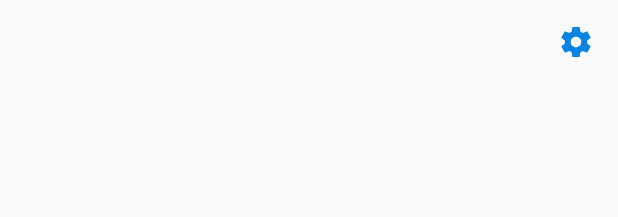
After one commit to nanaten/bustime, an Android app: the layout toolbar.xml on its own in the app's theme, with its tools: preview values and no code run, on a phone screen of 412 x 824 dp. The commit adds this screen. Shown: the top 217 px of the screen. Run offline under Robolectric (Android 15) with nearby library versions, the phone set to English and light mode, and no system bars.

Commit message:
add Toolbar

```diff
--- /dev/null
+++ b/app/src/main/res/drawable/ic_arrow_back.xml
@@ -0,0 +1,14 @@
+<!--
+  ~ Created by m.coder on 2020/1/31.
+  ~ Copyright (c) 2020. nanaten All rights reserved.
+  -->
+
+<vector xmlns:android="http://schemas.android.com/apk/res/android"
+    android:width="24dp"
+    android:height="24dp"
+    android:viewportWidth="24"
+    android:viewportHeight="24">
+    <path
+        android:pathData="M18,4L10,12L18,20L16,22L6,12L16,2L18,4Z"
+        android:fillColor="#0984E3" />
+</vector>
--- /dev/null
+++ b/app/src/main/res/drawable/ic_setting.xml
@@ -0,0 +1,14 @@
+<!--
+  ~ Created by m.coder on 2020/1/31.
+  ~ Copyright (c) 2020. nanaten All rights reserved.
+  -->
+
+<vector xmlns:android="http://schemas.android.com/apk/res/android"
+    android:width="24dp"
+    android:height="24dp"
+    android:viewportWidth="24"
+    android:viewportHeight="24">
+    <path
+        android:pathData="M19.44,12.99L19.43,13.01C19.47,12.68 19.51,12.34 19.51,12C19.51,11.66 19.48,11.34 19.44,11.01L19.45,11.03L21.89,9.11L19.46,4.89L16.59,6.05L16.6,6.06C16.08,5.66 15.51,5.32 14.89,5.06H14.9L14.44,2H9.57L9.13,5.07H9.14C8.52,5.33 7.95,5.67 7.43,6.07L7.44,6.06L4.56,4.89L2.12,9.11L4.56,11.03L4.57,11.01C4.53,11.34 4.5,11.66 4.5,12C4.5,12.34 4.53,12.68 4.58,13.01L4.57,12.99L2.47,14.64L2.14,14.9L4.57,19.1L7.45,17.95L7.43,17.91C7.96,18.32 8.53,18.66 9.16,18.92H9.13L9.58,22H14.43C14.43,22 14.46,21.82 14.49,21.58L14.87,18.93H14.86C15.48,18.67 16.06,18.33 16.59,17.92L16.57,17.96L19.45,19.11L21.88,14.91C21.88,14.91 21.74,14.79 21.55,14.65L19.44,12.99ZM12,15.5C10.07,15.5 8.5,13.93 8.5,12C8.5,10.07 10.07,8.5 12,8.5C13.93,8.5 15.5,10.07 15.5,12C15.5,13.93 13.93,15.5 12,15.5Z"
+        android:fillColor="#0984E3" />
+</vector>
--- /dev/null
+++ b/app/src/main/res/layout/toolbar.xml
@@ -0,0 +1,46 @@
+<?xml version="1.0" encoding="utf-8"?><!--
+  ~ Created by m.coder on 2020/1/31.
+  ~ Copyright (c) 2020. nanaten All rights reserved.
+  -->
+<layout>
+
+    <androidx.constraintlayout.widget.ConstraintLayout xmlns:android="http://schemas.android.com/apk/res/android"
+        xmlns:app="http://schemas.android.com/apk/res-auto"
+        xmlns:tools="http://schemas.android.com/tools"
+        android:layout_width="match_parent"
+        android:layout_height="?attr/actionBarSize"
+        android:orientation="vertical">
+
+        <ImageView
+            android:id="@+id/back"
+            android:layout_width="?attr/actionBarSize"
+            android:layout_height="?attr/actionBarSize"
+            android:padding="16dp"
+            android:src="@drawable/ic_arrow_back"
+            android:visibility="gone"
+            app:layout_constraintStart_toStartOf="parent"
+            app:layout_constraintTop_toTopOf="parent"
+            tools:ignore="ContentDescription" />
+
+        <TextView
+            android:id="@+id/title"
+            android:layout_width="wrap_content"
+            android:layout_height="wrap_content"
+            android:text=""
+            android:textSize="20sp"
+            app:layout_constraintBottom_toBottomOf="parent"
+            app:layout_constraintEnd_toEndOf="parent"
+            app:layout_constraintStart_toStartOf="parent"
+            app:layout_constraintTop_toTopOf="parent" />
+
+        <ImageView
+            android:id="@+id/setting"
+            android:layout_width="?attr/actionBarSize"
+            android:layout_height="?attr/actionBarSize"
+            android:padding="16dp"
+            android:src="@drawable/ic_setting"
+            app:layout_constraintEnd_toEndOf="parent"
+            app:layout_constraintTop_toTopOf="parent"
+            tools:ignore="ContentDescription" />
+    </androidx.constraintlayout.widget.ConstraintLayout>
+</layout>
--- a/app/src/main/res/values/strings.xml
+++ b/app/src/main/res/values/strings.xml
@@ -5,4 +5,6 @@
     <string name="hello_blank_fragment">Hello blank fragment</string>
     <string name="to_station">浄水駅行き</string>
     <string name="to_college">大学行き</string>
+    <string name="to_station_label">浄水駅行き</string>
+    <string name="to_collage_label">大学行き</string>
 </resources>
```
Also changed, not shown: app/src/main/java/com/nanaten/bustime/ui/ToCollegeFragment.kt (+13 -3 lines), app/src/main/java/com/nanaten/bustime/ui/ToStationFragment.kt (+13 -2 lines), app/src/main/java/com/nanaten/bustime/util/Util.kt (added, +23 -0 lines), app/src/main/res/layout/fragment_to_college.xml (+11 -9 lines), app/src/main/res/layout/fragment_to_station.xml (+10 -9 lines), app/src/main/res/values/dimens.xml (added, +8 -0 lines).
